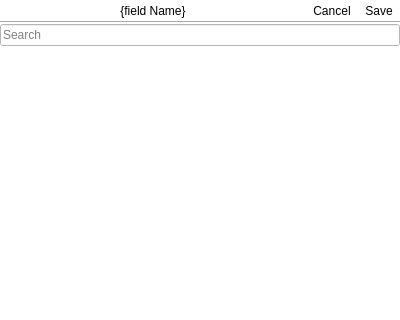
First picture: the form in src/roam/ui/ui_list.ui, repository roam-qgis/Roam, before the edit; both pictures show x 0 to 400 and y 0 to 320 of the 400 by 693 pixel window.
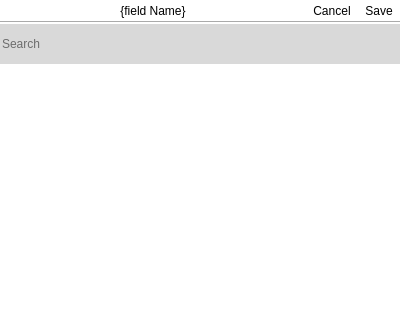
Second picture: the form after the edit. Icons and pictures are not drawn. Custom widgets are drawn as their Qt base class.

Commit message: Case insensitive search

The edit to the form file:
```diff
--- a/src/roam/ui/ui_list.ui
+++ b/src/roam/ui/ui_list.ui
@@ -140,6 +140,24 @@
       </item>
       <item>
        <widget class="QgsFilterLineEdit" name="search">
+        <property name="sizePolicy">
+         <sizepolicy hsizetype="Expanding" vsizetype="Fixed">
+          <horstretch>0</horstretch>
+          <verstretch>0</verstretch>
+         </sizepolicy>
+        </property>
+        <property name="minimumSize">
+         <size>
+          <width>0</width>
+          <height>40</height>
+         </size>
+        </property>
+        <property name="styleSheet">
+         <string notr="true">background-color: rgb(217, 217, 217);</string>
+        </property>
+        <property name="frame">
+         <bool>false</bool>
+        </property>
         <property name="placeholderText">
          <string>Search</string>
         </property>
```
The commit also changes 1 other file.
